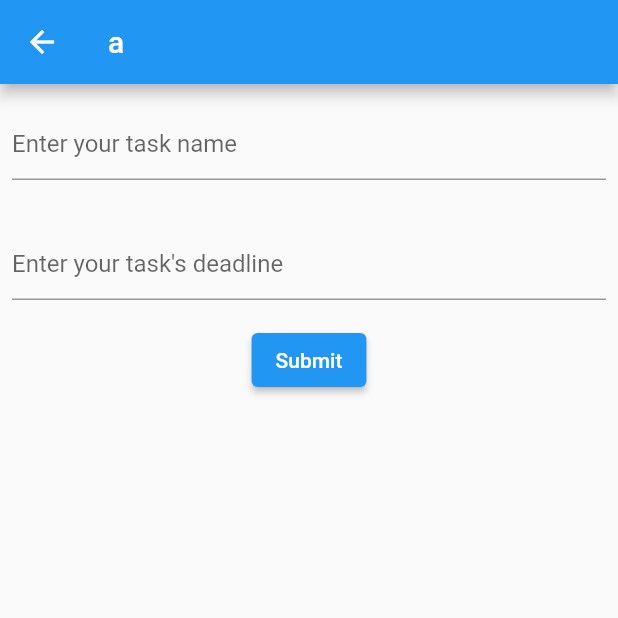
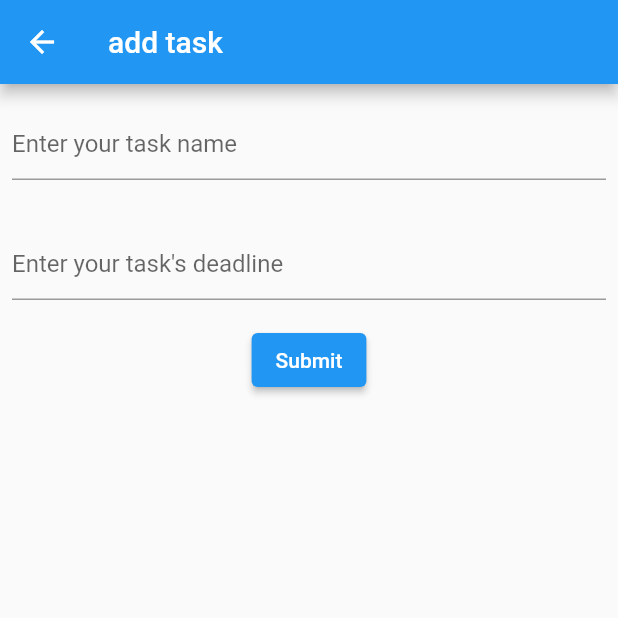
Before and after one commit to hedwig100/todo_app, a Flutter app: the TaskList screen opened directly, after a tap on "New Task", on a phone screen of 412 x 824 dp, the top half of it. Run offline on Flutter 3.47's test engine with Material 2 defaults, Android fonts, the phone set to English and light mode, and no system bars.

Commit message:
[update] add task to taskTile

```diff
--- a/lib/task_list.dart
+++ b/lib/task_list.dart
@@ -31,6 +31,30 @@ class _TaskListState extends State<TaskList> {
     ));
   }
 
+  void _addTask(context) async {
+    final _task = await Navigator.of(context).push(
+      PageRouteBuilder(
+        pageBuilder: (context,animation,secondaryAnimation) {
+          return const AddTaskPage(title: "add task");
+        },
+        transitionsBuilder: (context,animation,secandaryAnimation,child) {
+          final Animatable<Offset> tween = Tween(
+            begin: const Offset(1.0,0.0),
+            end: const Offset(0,0),
+          ).chain(CurveTween(curve: Curves.easeInOut));
+          final Animation<Offset> offsetAnimation = animation.drive(tween);
+          return SlideTransition(
+            position: offsetAnimation,
+            child: child
+          );
+        }
+      )
+    );
+    setState(() {
+      tasks.add(_task);
+    });
+  }
+
   @override
   Widget build(BuildContext context) {
     return Scaffold(
@@ -59,11 +83,7 @@ class _TaskListState extends State<TaskList> {
               },
             )),
             InkWell(
-                onTap: () {
-                  Navigator.push(context, MaterialPageRoute(builder: (context) {
-                    return const AddTaskPage(title: "a");
-                  }));
-                },
+                onTap: ()=>_addTask(context),
                 child: Row(
                   children: const [Icon(Icons.add), Text("New Task")],
                 ))
```
